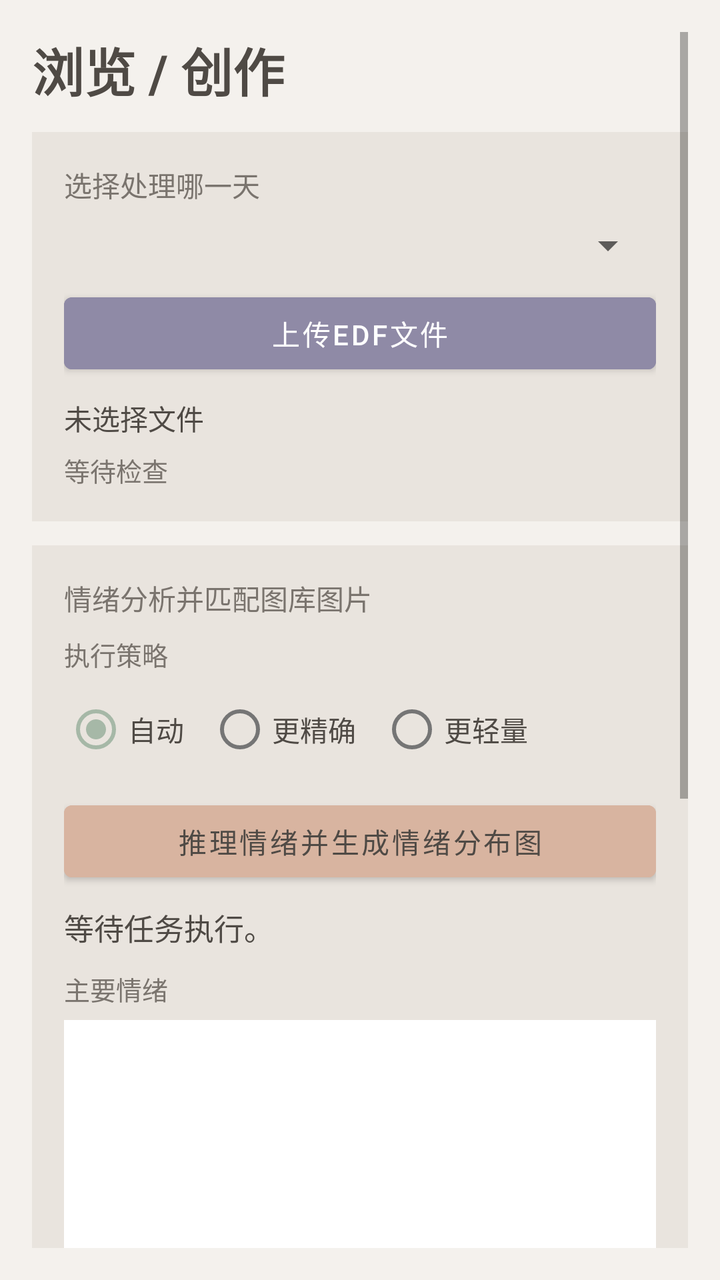
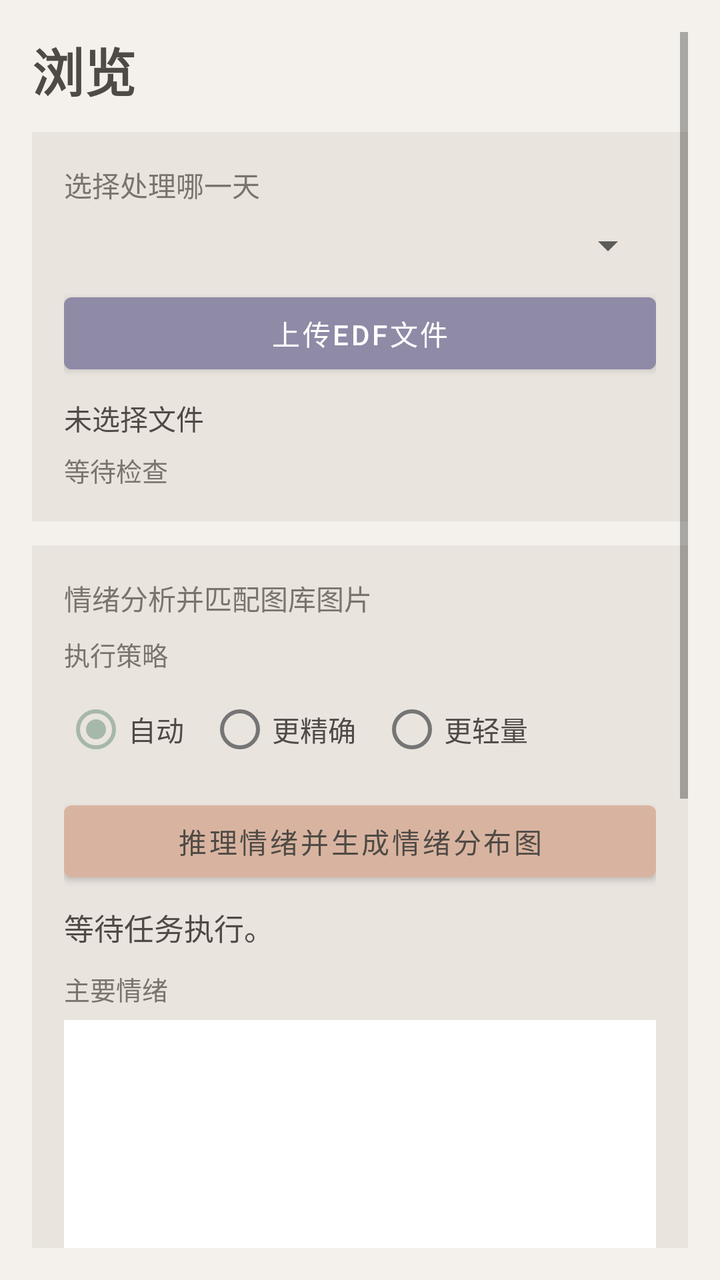

An Android layout rendered at two revisions. The XML below is the earlier revision; the diff shows what the commit changed to produce the second picture.
<!-- AndroidManifest.xml: application theme Theme.DreamAnalyzer -->
<!-- res/layout/fragment_browse.xml -->
<?xml version="1.0" encoding="utf-8"?>
<ScrollView xmlns:android="http://schemas.android.com/apk/res/android"
    android:layout_width="match_parent"
    android:layout_height="match_parent"
    android:background="@color/morandi_bg"
    android:fillViewport="true"
    android:padding="16dp">

    <LinearLayout
        android:layout_width="match_parent"
        android:layout_height="wrap_content"
        android:orientation="vertical">

        <TextView
            android:layout_width="wrap_content"
            android:layout_height="wrap_content"
            android:text="浏览 / 创作"
            android:textColor="@color/morandi_text_primary"
            android:textSize="26sp"
            android:textStyle="bold" />

        <LinearLayout
            android:layout_width="match_parent"
            android:layout_height="wrap_content"
            android:layout_marginTop="12dp"
            android:background="@color/morandi_card"
            android:orientation="vertical"
            android:padding="16dp">

            <TextView
                android:layout_width="wrap_content"
                android:layout_height="wrap_content"
                android:text="选择处理哪一天"
                android:textColor="@color/morandi_text_secondary"
                android:textSize="14sp" />

            <Spinner
                android:id="@+id/spinner_day"
                android:layout_width="match_parent"
                android:layout_height="wrap_content"
                android:layout_marginTop="8dp" />

            <Button
                android:id="@+id/btn_pick_edf"
                android:layout_width="match_parent"
                android:layout_height="wrap_content"
                android:layout_marginTop="8dp"
                android:backgroundTint="@color/morandi_primary"
                android:text="上传EDF文件"
                android:textColor="@color/white" />

            <TextView
                android:id="@+id/tv_selected_edf"
                android:layout_width="match_parent"
                android:layout_height="wrap_content"
                android:layout_marginTop="8dp"
                android:text="未选择文件"
                android:textColor="@color/morandi_text_primary"
                android:textSize="14sp" />

            <TextView
                android:id="@+id/tv_precheck_hint"
                android:layout_width="match_parent"
                android:layout_height="wrap_content"
                android:layout_marginTop="6dp"
                android:text="等待检查"
                android:textColor="@color/morandi_text_secondary"
                android:textSize="13sp" />
        </LinearLayout>

        <LinearLayout
            android:layout_width="match_parent"
            android:layout_height="wrap_content"
            android:layout_marginTop="12dp"
            android:background="@color/morandi_card"
            android:orientation="vertical"
            android:padding="16dp">

            <TextView
                android:layout_width="wrap_content"
                android:layout_height="wrap_content"
                android:text="情绪分析并匹配图库图片"
                android:textColor="@color/morandi_text_secondary"
                android:textSize="14sp" />

            <TextView
                android:layout_width="wrap_content"
                android:layout_height="wrap_content"
                android:layout_marginTop="8dp"
                android:text="执行策略"
                android:textColor="@color/morandi_text_secondary"
                android:textSize="13sp" />

            <RadioGroup
                android:id="@+id/rg_strategy"
                android:layout_width="match_parent"
                android:layout_height="wrap_content"
                android:layout_marginTop="4dp"
                android:orientation="horizontal">

                <RadioButton
                    android:id="@+id/rb_strategy_auto"
                    android:layout_width="wrap_content"
                    android:layout_height="wrap_content"
                    android:checked="true"
                    android:text="自动"
                    android:textColor="@color/morandi_text_primary" />

                <RadioButton
                    android:id="@+id/rb_strategy_real"
                    android:layout_width="wrap_content"
                    android:layout_height="wrap_content"
                    android:layout_marginStart="12dp"
                    android:text="更精确"
                    android:textColor="@color/morandi_text_primary" />

                <RadioButton
                    android:id="@+id/rb_strategy_light"
                    android:layout_width="wrap_content"
                    android:layout_height="wrap_content"
                    android:layout_marginStart="12dp"
                    android:text="更轻量"
                    android:textColor="@color/morandi_text_primary" />
            </RadioGroup>

            <Button
                android:id="@+id/btn_analyze_generate"
                android:layout_width="match_parent"
                android:layout_height="wrap_content"
                android:layout_marginTop="8dp"
                android:backgroundTint="@color/morandi_accent"
                android:text="推理情绪并生成情绪分布图"
                android:textColor="@color/morandi_text_primary" />

            <TextView
                android:id="@+id/tv_generation_result"
                android:layout_width="match_parent"
                android:layout_height="wrap_content"
                android:layout_marginTop="8dp"
                android:lineSpacingExtra="3dp"
                android:text="等待任务执行。"
                android:textColor="@color/morandi_text_primary"
                android:textSize="15sp" />

            <TextView
                android:layout_width="wrap_content"
                android:layout_height="wrap_content"
                android:layout_marginTop="10dp"
                android:text="主要情绪"
                android:textColor="@color/morandi_text_secondary"
                android:textSize="13sp" />

            <ImageView
                android:id="@+id/iv_result_image"
                android:layout_width="match_parent"
                android:layout_height="180dp"
                android:layout_marginTop="6dp"
                android:background="@android:color/white"
                android:scaleType="centerCrop" />

            <TextView
                android:layout_width="wrap_content"
                android:layout_height="wrap_content"
                android:layout_marginTop="10dp"
                android:text="情绪分布饼图"
                android:textColor="@color/morandi_text_secondary"
                android:textSize="13sp" />

            <ImageView
                android:id="@+id/iv_pie_chart"
                android:layout_width="match_parent"
                android:layout_height="180dp"
                android:layout_marginTop="6dp"
                android:background="@android:color/white"
                android:scaleType="fitCenter" />
        </LinearLayout>

        <LinearLayout
            android:layout_width="match_parent"
            android:layout_height="wrap_content"
            android:layout_marginTop="12dp"
            android:background="@color/morandi_card"
            android:orientation="vertical"
            android:padding="16dp">

            <TextView
                android:layout_width="wrap_content"
                android:layout_height="wrap_content"
                android:text="图片生成历史记录"
                android:textColor="@color/morandi_text_secondary"
                android:textSize="14sp" />

            <TextView
                android:id="@+id/tv_image_history"
                android:layout_width="match_parent"
                android:layout_height="wrap_content"
                android:layout_marginTop="8dp"
                android:text="暂无记录"
                android:textColor="@color/morandi_text_primary"
                android:textSize="14sp" />
        </LinearLayout>

    </LinearLayout>

</ScrollView>
<!-- resources referenced by this layout -->
<resources>
  <color name="morandi_accent">#D8B4A0</color>
  <color name="morandi_bg">#F4F1ED</color>
  <color name="morandi_card">#E9E4DE</color>
  <color name="morandi_primary">#8F8AA6</color>
  <color name="morandi_text_primary">#4F4A45</color>
  <color name="morandi_text_secondary">#7A746E</color>
  <color name="white">#FFFFFFFF</color>
  <style name="Theme.DreamAnalyzer" parent="Theme.MaterialComponents.Light.NoActionBar">
          <item name="colorPrimary">@color/morandi_primary</item>
          <item name="colorPrimaryVariant">@color/morandi_primary_dark</item>
          <item name="colorOnPrimary">@color/white</item>
  
          <item name="colorSecondary">@color/morandi_secondary</item>
          <item name="colorSecondaryVariant">@color/morandi_secondary</item>
          <item name="colorOnSecondary">@color/morandi_text_primary</item>
  
          <item name="android:statusBarColor">@color/morandi_primary_dark</item>
          <item name="android:navigationBarColor">@color/morandi_bg</item>
          <item name="android:windowBackground">@color/morandi_bg</item>
      </style>
  <color name="morandi_primary_dark">#7B7691</color>
  <color name="morandi_secondary">#A6B8A7</color>
</resources>

<!-- the commit's change to res/layout/fragment_browse.xml (unified diff, before → after) -->
@@ -14,7 +14,7 @@
         <TextView
             android:layout_width="wrap_content"
             android:layout_height="wrap_content"
-            android:text="浏览 / 创作"
+            android:text="浏览"
             android:textColor="@color/morandi_text_primary"
             android:textSize="26sp"
             android:textStyle="bold" />
